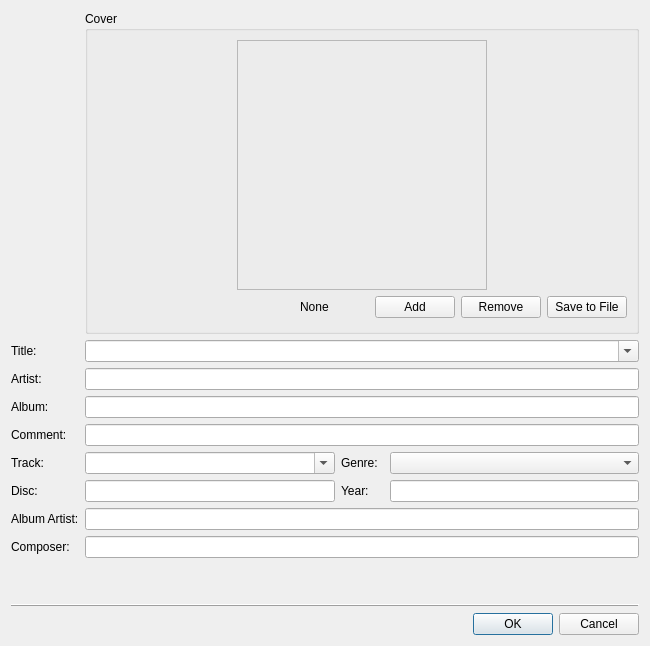
Above: src/widget_shared/tageditpage.ui from billlin0904/xamp2 before the change. Below: the same form after it.
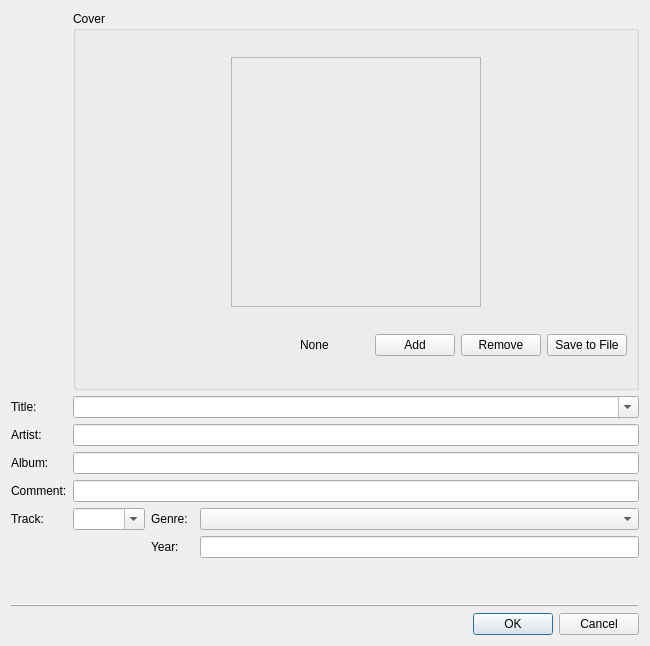
That is the form after the change.

```diff
--- a/src/widget_shared/tageditpage.ui
+++ b/src/widget_shared/tageditpage.ui
@@ -14,148 +14,7 @@
    <string>Frame</string>
   </property>
   <layout class="QGridLayout" name="gridLayout">
-   <item row="6" column="4" colspan="2">
-    <widget class="QLabel" name="label_8">
-     <property name="text">
-      <string>Year:</string>
-     </property>
-    </widget>
-   </item>
-   <item row="5" column="3">
-    <widget class="QComboBox" name="trackComboBox">
-     <property name="editable">
-      <bool>true</bool>
-     </property>
-    </widget>
-   </item>
-   <item row="10" column="0" colspan="7">
-    <widget class="QFrame" name="frame">
-     <property name="frameShape">
-      <enum>QFrame::HLine</enum>
-     </property>
-     <property name="frameShadow">
-      <enum>QFrame::Raised</enum>
-     </property>
-    </widget>
-   </item>
-   <item row="5" column="4">
-    <widget class="QLabel" name="label_6">
-     <property name="text">
-      <string>Genre:</string>
-     </property>
-    </widget>
-   </item>
-   <item row="6" column="6">
-    <widget class="QLineEdit" name="yearLineEdit"/>
-   </item>
-   <item row="5" column="0" colspan="2">
-    <widget class="QLabel" name="label_5">
-     <property name="text">
-      <string>Track:</string>
-     </property>
-    </widget>
-   </item>
-   <item row="1" column="3" colspan="4">
-    <widget class="QComboBox" name="titleComboBox">
-     <property name="editable">
-      <bool>true</bool>
-     </property>
-    </widget>
-   </item>
-   <item row="2" column="0">
-    <widget class="QLabel" name="label_2">
-     <property name="text">
-      <string>Artist:</string>
-     </property>
-    </widget>
-   </item>
-   <item row="4" column="0" colspan="2">
-    <widget class="QLabel" name="label_4">
-     <property name="text">
-      <string>Comment:</string>
-     </property>
-    </widget>
-   </item>
-   <item row="4" column="3" colspan="4">
-    <widget class="QLineEdit" name="commentLineEdit"/>
-   </item>
-   <item row="1" column="0">
-    <widget class="QLabel" name="label">
-     <property name="text">
-      <string>Title:</string>
-     </property>
-    </widget>
-   </item>
-   <item row="7" column="3" colspan="4">
-    <widget class="QLineEdit" name="albumArtsitLineEdit"/>
-   </item>
-   <item row="3" column="0">
-    <widget class="QLabel" name="label_3">
-     <property name="text">
-      <string>Album:</string>
-     </property>
-    </widget>
-   </item>
-   <item row="6" column="0" colspan="2">
-    <widget class="QLabel" name="label_7">
-     <property name="text">
-      <string>Disc:</string>
-     </property>
-    </widget>
-   </item>
-   <item row="5" column="6">
-    <widget class="QComboBox" name="genreComboBox"/>
-   </item>
-   <item row="3" column="3" colspan="4">
-    <widget class="QLineEdit" name="albumLineEdit"/>
-   </item>
-   <item row="2" column="3" colspan="4">
-    <widget class="QLineEdit" name="artistLineEdit"/>
-   </item>
-   <item row="9" column="0">
-    <spacer name="verticalSpacer">
-     <property name="orientation">
-      <enum>Qt::Vertical</enum>
-     </property>
-     <property name="sizeType">
-      <enum>QSizePolicy::Fixed</enum>
-     </property>
-     <property name="sizeHint" stdset="0">
-      <size>
-       <width>20</width>
-       <height>40</height>
-      </size>
-     </property>
-    </spacer>
-   </item>
-   <item row="11" column="6">
-    <widget class="QDialogButtonBox" name="buttonBox">
-     <property name="standardButtons">
-      <set>QDialogButtonBox::Cancel|QDialogButtonBox::Ok</set>
-     </property>
-    </widget>
-   </item>
-   <item row="6" column="3">
-    <widget class="QLineEdit" name="disckLineEdit"/>
-   </item>
-   <item row="8" column="0" colspan="3">
-    <widget class="QLabel" name="label_10">
-     <property name="text">
-      <string>Composer:</string>
-     </property>
-    </widget>
-   </item>
-   <item row="8" column="3" colspan="4">
-    <widget class="QLineEdit" name="composerLineEdit"/>
-   </item>
-   <item row="7" column="0" colspan="3">
-    <widget class="QLabel" name="label_9">
-     <property name="text">
-      <string>Album Artist:</string>
-     </property>
-    </widget>
-   </item>
-   <item row="0" column="3" colspan="4">
+   <item row="0" column="2" colspan="4">
     <widget class="QGroupBox" name="groupBox">
      <property name="minimumSize">
       <size>
@@ -295,6 +154,117 @@
      </layout>
     </widget>
    </item>
+   <item row="6" column="5">
+    <widget class="QLineEdit" name="yearLineEdit"/>
+   </item>
+   <item row="9" column="5">
+    <widget class="QDialogButtonBox" name="buttonBox">
+     <property name="standardButtons">
+      <set>QDialogButtonBox::Cancel|QDialogButtonBox::Ok</set>
+     </property>
+    </widget>
+   </item>
+   <item row="5" column="0" colspan="2">
+    <widget class="QLabel" name="label_5">
+     <property name="text">
+      <string>Track:</string>
+     </property>
+    </widget>
+   </item>
+   <item row="6" column="3" colspan="2">
+    <widget class="QLabel" name="label_8">
+     <property name="text">
+      <string>Year:</string>
+     </property>
+    </widget>
+   </item>
+   <item row="3" column="0">
+    <widget class="QLabel" name="label_3">
+     <property name="text">
+      <string>Album:</string>
+     </property>
+    </widget>
+   </item>
+   <item row="1" column="2" colspan="4">
+    <widget class="QComboBox" name="titleComboBox">
+     <property name="editable">
+      <bool>true</bool>
+     </property>
+    </widget>
+   </item>
+   <item row="3" column="2" colspan="4">
+    <widget class="QLineEdit" name="albumLineEdit"/>
+   </item>
+   <item row="7" column="0">
+    <spacer name="verticalSpacer">
+     <property name="orientation">
+      <enum>Qt::Vertical</enum>
+     </property>
+     <property name="sizeType">
+      <enum>QSizePolicy::Fixed</enum>
+     </property>
+     <property name="sizeHint" stdset="0">
+      <size>
+       <width>20</width>
+       <height>40</height>
+      </size>
+     </property>
+    </spacer>
+   </item>
+   <item row="4" column="0" colspan="2">
+    <widget class="QLabel" name="label_4">
+     <property name="text">
+      <string>Comment:</string>
+     </property>
+    </widget>
+   </item>
+   <item row="5" column="3">
+    <widget class="QLabel" name="label_6">
+     <property name="text">
+      <string>Genre:</string>
+     </property>
+    </widget>
+   </item>
+   <item row="1" column="0">
+    <widget class="QLabel" name="label">
+     <property name="text">
+      <string>Title:</string>
+     </property>
+    </widget>
+   </item>
+   <item row="4" column="2" colspan="4">
+    <widget class="QLineEdit" name="commentLineEdit"/>
+   </item>
+   <item row="2" column="2" colspan="4">
+    <widget class="QLineEdit" name="artistLineEdit"/>
+   </item>
+   <item row="8" column="0" colspan="6">
+    <widget class="QFrame" name="frame">
+     <property name="frameShape">
+      <enum>QFrame::HLine</enum>
+     </property>
+     <property name="frameShadow">
+      <enum>QFrame::Raised</enum>
+     </property>
+    </widget>
+   </item>
+   <item row="5" column="2">
+    <widget class="QComboBox" name="trackComboBox">
+     <property name="editable">
+      <bool>true</bool>
+     </property>
+    </widget>
+   </item>
+   <item row="5" column="5">
+    <widget class="QComboBox" name="genreComboBox"/>
+   </item>
+   <item row="2" column="0">
+    <widget class="QLabel" name="label_2">
+     <property name="text">
+      <string>Artist:</string>
+     </property>
+    </widget>
+   </item>
   </layout>
  </widget>
  <resources/>
```
